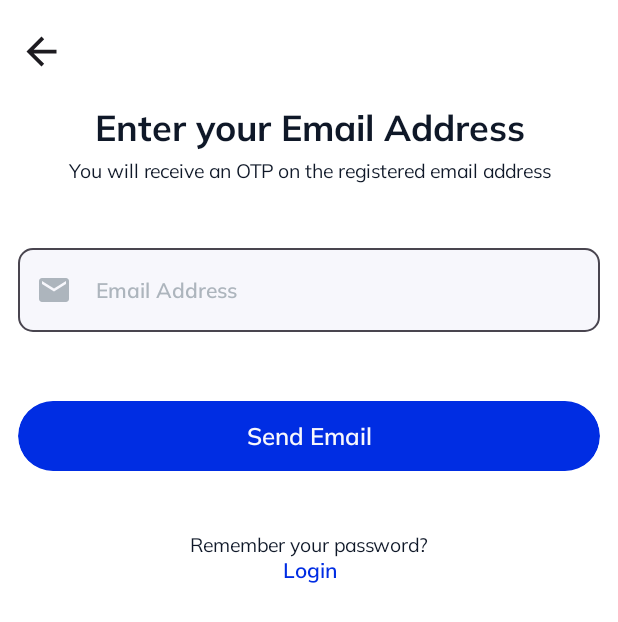
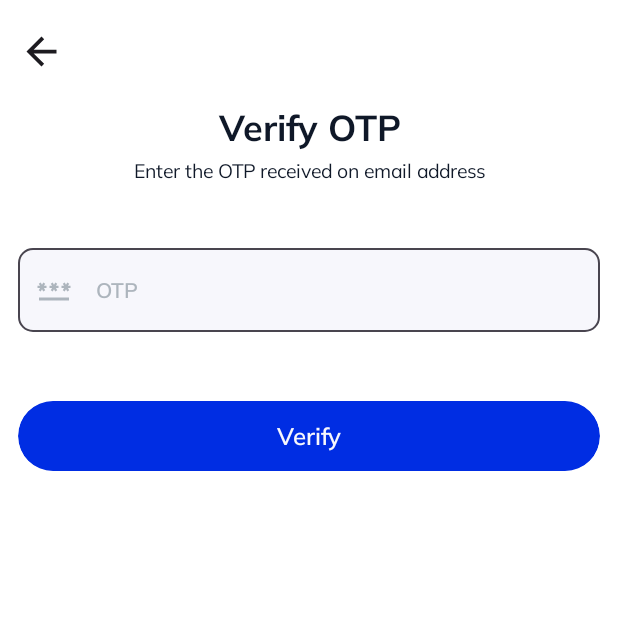
Before and after one commit to jetpack-compose-practice/PYChat, an Android app built with Jetpack Compose: the screen it shows after launch (MainActivity), on a phone screen of 412 x 824 dp. Shown: the top 622 px of the screen. Run offline under Robolectric (Android 15) with nearby library versions, the phone set to English and light mode, and no system bars; our stand-ins replace Dagger/Hilt's generated code.

Commit message:
otp screen created

```diff
--- a/app/src/main/java/com/piyushprajpti/pychat/MainActivity.kt
+++ b/app/src/main/java/com/piyushprajpti/pychat/MainActivity.kt
@@ -5,10 +5,7 @@ import androidx.activity.ComponentActivity
 import androidx.activity.compose.setContent
 import androidx.compose.material3.MaterialTheme
 import androidx.compose.material3.Surface
-import com.piyushprajpti.pychat.presentation.auth.EmailScreen
-import com.piyushprajpti.pychat.presentation.auth.LoginScreen
-import com.piyushprajpti.pychat.presentation.auth.RegistrationScreen
-import com.piyushprajpti.pychat.presentation.auth.WalkthroughScreen
+import com.piyushprajpti.pychat.presentation.auth.OtpScreen
 import com.piyushprajpti.pychat.ui.theme.PYChatTheme
 import dagger.hilt.android.AndroidEntryPoint
 
@@ -19,7 +16,7 @@ class MainActivity : ComponentActivity() {
         setContent {
             PYChatTheme {
                 Surface(color = MaterialTheme.colorScheme.background) {
-                EmailScreen()
+                    OtpScreen()
                 }
             }
         }
--- /dev/null
+++ b/app/src/main/java/com/piyushprajpti/pychat/presentation/auth/OtpScreen.kt
@@ -0,0 +1,46 @@
+package com.piyushprajpti.pychat.presentation.auth
+
+import androidx.compose.foundation.layout.Column
+import androidx.compose.foundation.layout.Spacer
+import androidx.compose.foundation.layout.fillMaxSize
+import androidx.compose.foundation.layout.height
+import androidx.compose.foundation.layout.padding
+import androidx.compose.material.icons.Icons
+import androidx.compose.material.icons.filled.Password
+import androidx.compose.runtime.Composable
+import androidx.compose.ui.Modifier
+import androidx.compose.ui.text.input.KeyboardType
+import androidx.compose.ui.unit.dp
+import com.piyushprajpti.pychat.presentation.BackButton
+import com.piyushprajpti.pychat.presentation.PrimaryMargin
+
+@Composable
+fun OtpScreen() {
+    Column {
+        BackButton(onClick = {})
+
+        Column(
+            modifier = Modifier
+                .fillMaxSize()
+                .padding(PrimaryMargin)
+        ) {
+            HeadlineText(text = "Verify OTP")
+            Spacer(modifier = Modifier.height(5.dp))
+            DescriptionText(text = "Enter the OTP received on email address")
+
+            Spacer(modifier = Modifier.height(30.dp))
+
+            InputField(
+                label = "OTP",
+                value = "",
+                onValueChange = {},
+                keyboardType = KeyboardType.Number,
+                icon = Icons.Default.Password
+            )
+
+            Spacer(modifier = Modifier.height(40.dp))
+
+            PrimaryActionButton(text = "Verify", onClick = {})
+        }
+    }
+}
```
